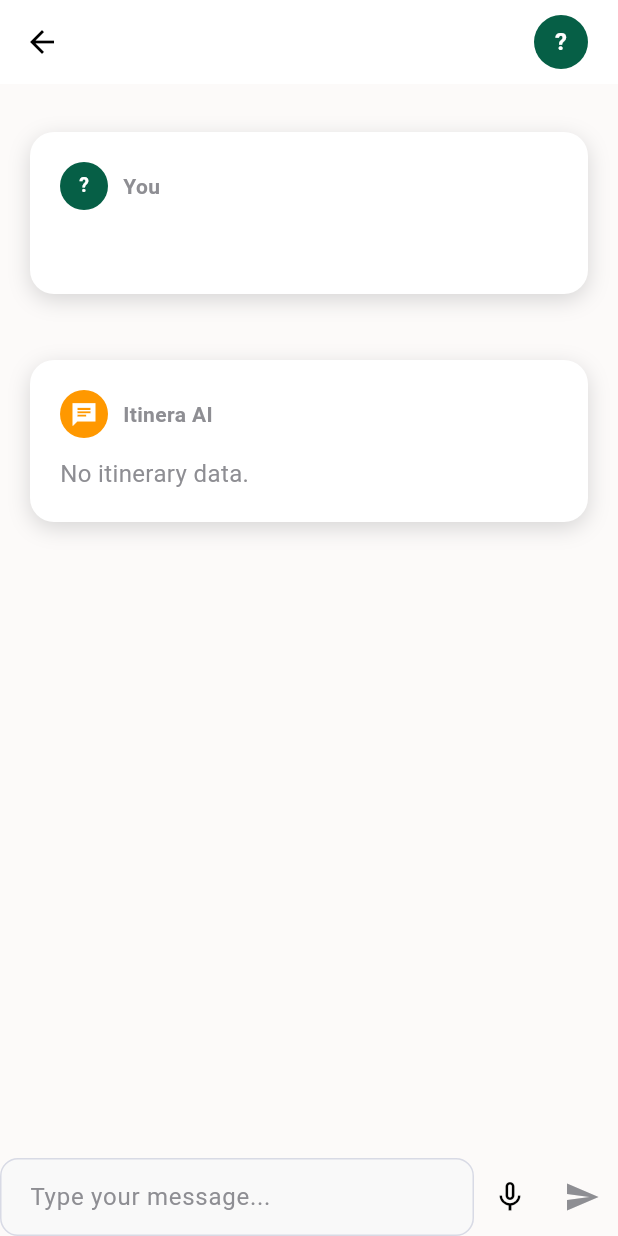
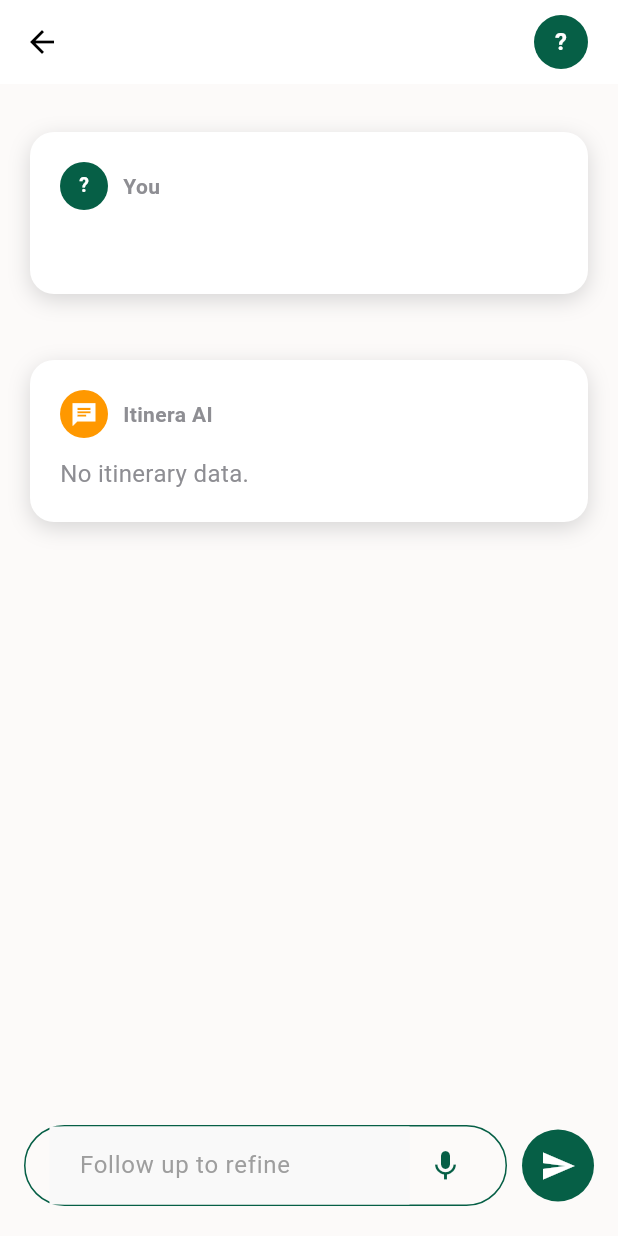
Before and after one commit to Aditya290605/smart_trip_planner_flutter, a Flutter app: the TravelChatScreen screen opened directly with empty values, on a phone screen of 412 x 824 dp. Run offline on Flutter 3.47's test engine with Material 3 defaults, Android fonts, the phone set to English and light mode, and no system bars; our stand-ins replace cloud_firestore, connectivity_plus, firebase_auth, firebase_core, flutter_bloc, fpdart and 3 more; accounts and stored records are empty; Roboto replaces fonts that are missing (SFPro).

Commit message:
finishing app with final touches

```diff
--- a/smart_trip_planner/lib/features/trip_plan/presentation/pages/chat_page.dart
+++ b/smart_trip_planner/lib/features/trip_plan/presentation/pages/chat_page.dart
@@ -5,7 +5,7 @@ import 'package:intl/intl.dart';
 import 'package:smart_trip_planner/core/theme/app_color.dart';
 import 'package:smart_trip_planner/core/utils/userdata.dart';
 import 'package:smart_trip_planner/features/trip_plan/data/repository/tokens_limit.dart';
-import 'package:smart_trip_planner/features/trip_plan/data/tts_stt_service.dart';
+
 import 'package:smart_trip_planner/features/trip_plan/domain/entities/ltinerary_entity.dart';
 import 'package:smart_trip_planner/features/trip_plan/presentation/bloc/itinerary_bloc.dart';
 import 'package:smart_trip_planner/features/trip_plan/presentation/bloc/itinerary_event.dart';
@@ -32,7 +32,6 @@ class TravelChatScreen extends StatefulWidget {
 class _TravelChatScreenState extends State<TravelChatScreen> {
   final List<ChatMessage> messages = [];
   final TextEditingController _messageController = TextEditingController();
-  final TtsSttService _ttsSttService = TtsSttService();
 
   @override
   void initState() {
--- a/smart_trip_planner/lib/features/trip_plan/presentation/pages/offline_saved_page.dart
+++ b/smart_trip_planner/lib/features/trip_plan/presentation/pages/offline_saved_page.dart
@@ -7,7 +7,7 @@ import 'package:smart_trip_planner/features/trip_plan/presentation/widgets/itine
 import 'package:smart_trip_planner/features/trip_plan/presentation/pages/response_page.dart';
 
 class OfflineSavedPage extends StatelessWidget {
-  const OfflineSavedPage({Key? key}) : super(key: key);
+  const OfflineSavedPage({super.key});
 
   @override
   Widget build(BuildContext context) {
--- a/smart_trip_planner/lib/features/trip_plan/presentation/widgets/chat_bubble.dart
+++ b/smart_trip_planner/lib/features/trip_plan/presentation/widgets/chat_bubble.dart
@@ -6,7 +6,6 @@ import 'package:intl/intl.dart';
 import 'package:flutter/services.dart';
 import 'package:smart_trip_planner/features/trip_plan/presentation/bloc/itinerary_bloc.dart';
 import 'package:smart_trip_planner/features/trip_plan/presentation/bloc/itinerary_event.dart';
-import 'package:smart_trip_planner/features/trip_plan/data/tts_stt_service.dart';
 
 class ItineraryDisplay extends StatelessWidget {
   final ItineraryEntity itinerary;
--- a/smart_trip_planner/lib/features/trip_plan/presentation/widgets/chat_input_box.dart
+++ b/smart_trip_planner/lib/features/trip_plan/presentation/widgets/chat_input_box.dart
@@ -1,72 +1,80 @@
 import 'package:flutter/material.dart';
-import 'package:smart_trip_planner/features/trip_plan/data/tts_stt_service.dart';
+import 'package:smart_trip_planner/core/theme/app_color.dart';
 
-class ChatInputBox extends StatefulWidget {
+class ChatInputBox extends StatelessWidget {
   final TextEditingController messageController;
   final Function(String) onSend;
+
   const ChatInputBox({
-    Key? key,
+    super.key,
     required this.messageController,
     required this.onSend,
-  }) : super(key: key);
-
-  @override
-  State<ChatInputBox> createState() => _ChatInputBoxState();
-}
-
-class _ChatInputBoxState extends State<ChatInputBox> {
-  final TtsSttService _ttsSttService = TtsSttService();
-  bool _isListening = false;
-
-  @override
-  void dispose() {
-    _ttsSttService.stopListening();
-    super.dispose();
-  }
-
-  void _toggleListening() async {
-    if (_isListening) {
-      await _ttsSttService.stopListening();
-      setState(() => _isListening = false);
-    } else {
-      final available = await _ttsSttService.initSpeech();
-      if (available) {
-        setState(() => _isListening = true);
-        await _ttsSttService.startListening((text) {
-          widget.messageController.text = text;
-          setState(() {});
   });
-      }
-    }
-  }
 
   @override
   Widget build(BuildContext context) {
-    return Row(
+    return Padding(
+      padding: const EdgeInsets.fromLTRB(
+        16,
+        8,
+        16,
+        20,
+      ), // left, top, right, bottom
+      child: Row(
+        children: [
+          // Input box with mic icon
+          Expanded(
+            child: Container(
+              padding: const EdgeInsets.symmetric(horizontal: 16),
+              decoration: BoxDecoration(
+                border: Border.all(color: AppColors.primaryDark),
+                borderRadius: BorderRadius.circular(30),
+              ),
+              child: Row(
                 children: [
                   Expanded(
                     child: TextField(
-            controller: widget.messageController,
+                      controller: messageController,
+                      style: const TextStyle(fontSize: 16),
                       decoration: const InputDecoration(
-              hintText: 'Type your message...',
-              border: OutlineInputBorder(),
+                        hintText: 'Follow up to refine',
+                        hintStyle: TextStyle(color: Colors.grey),
+                        border: InputBorder.none,
+                        focusedBorder: InputBorder.none,
+                        enabledBorder: InputBorder.none,
                       ),
                     ),
                   ),
                   IconButton(
-          icon: Icon(
-            _isListening ? Icons.mic : Icons.mic_none,
-            color: _isListening ? Colors.red : Colors.black,
-          ),
-          onPressed: _toggleListening,
-        ),
-        IconButton(
-          icon: const Icon(Icons.send),
+                    icon: const Icon(Icons.mic, color: AppColors.primaryDark),
                     onPressed: () {
-            widget.onSend(widget.messageController.text);
+                      // Add STT logic later if needed
                     },
+                    tooltip: "Voice Input",
                   ),
                 ],
+              ),
+            ),
+          ),
+
+          const SizedBox(width: 10),
+
+          // Send button
+          Container(
+            decoration: const BoxDecoration(
+              color: AppColors.primaryDark,
+              shape: BoxShape.circle,
+            ),
+            child: IconButton(
+              icon: const Icon(Icons.send, color: Colors.white),
+              onPressed: () {
+                onSend(messageController.text);
+              },
+              tooltip: "Send",
+            ),
+          ),
+        ],
+      ),
     );
   }
 }
```
Also changed, not shown: smart_trip_planner/lib/features/trip_plan/data/tts_stt_service.dart (deleted, +0 -50 lines), smart_trip_planner/lib/features/trip_plan/presentation/pages/home_page.dart (+1 -34 lines), smart_trip_planner/lib/features/trip_plan/presentation/pages/profile_page.dart (+5 -2 lines), smart_trip_planner/lib/features/trip_plan/presentation/widgets/create_itineary_input.dart (added, +47 -0 lines). Lines whose indentation alone changed are shown as unchanged.
